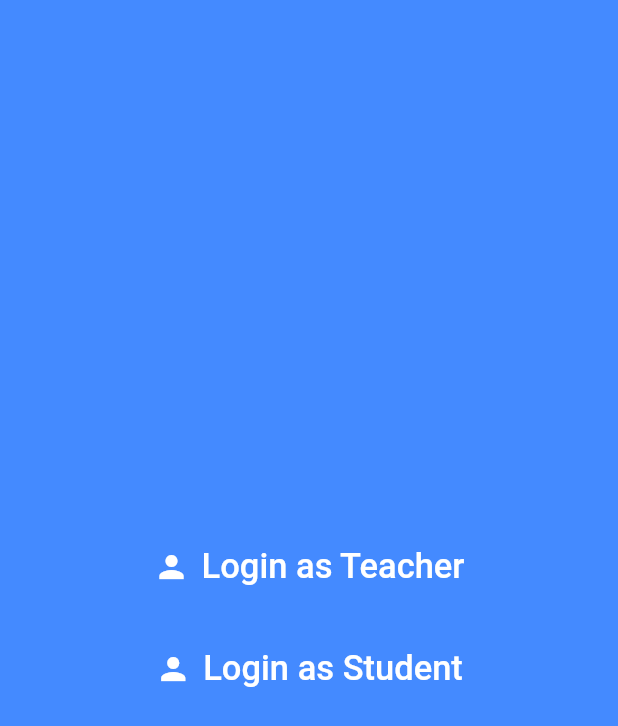
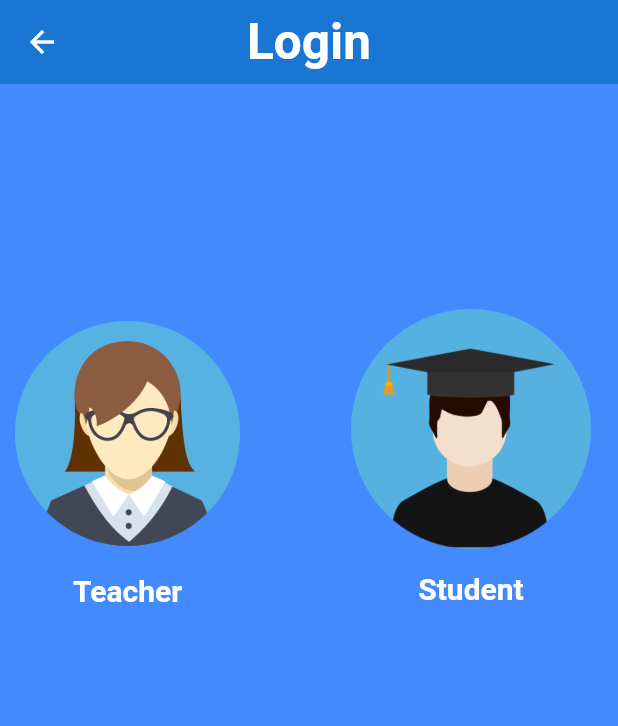
Before and after one commit to Ankush1816/iemcrp_app2, a Flutter app: the Login screen opened directly, on a phone screen of 412 x 824 dp. Shown: the top 726 px of the screen. Run offline on Flutter 3.47's test engine with Material 2 defaults, Android fonts, the phone set to English and light mode, and no system bars; our stand-ins replace flutter_svg.

Commit message:
improved login page edited teacher class added teacher and student avatars

```diff
--- a/lib/pages/Authentication/login.dart
+++ b/lib/pages/Authentication/login.dart
@@ -6,40 +6,85 @@ class Login extends StatelessWidget {
   @override
   Widget build(BuildContext context) {
     return Scaffold(
+      appBar: AppBar(
+        title: Text(
+          'Login',
+          style: TextStyle(
+            color: Colors.white,
+            fontSize: 33,
+            fontWeight: FontWeight.bold,
+          ),
+        ),
+        centerTitle: true,
+        backgroundColor: Colors.blue[700],
+        elevation: 0,
+      ),
       backgroundColor: Colors.blueAccent,
-      body: Column(
+      body: Padding(
+        padding: const EdgeInsets.fromLTRB(1, 150, 1, 0),
+        child: Row(
           mainAxisAlignment: MainAxisAlignment.center,
-        crossAxisAlignment: CrossAxisAlignment.stretch,
+          // crossAxisAlignment: CrossAxisAlignment.stretch,
           children: [
-          TextButton.icon(
+            Column(
+              children: [
+                IconButton(
                   onPressed: () {
                     Navigator.pushNamed(context, '/authenticate');
-
                   },
-            icon: Icon(Icons.person, color: Colors.white),
-            label: Text(
-              'Login as Teacher',
+                  icon: Image.asset('lib/assets/images/teacher_avatar.png'),
+                  iconSize: 150,
+                ),
+                SizedBox(
+                  height: 10,
+                ),
+                Text(
+                  'Teacher',
                   style: TextStyle(
                     color: Colors.white,
-                fontSize: 23,
+                    fontSize: 20,
+                    fontWeight: FontWeight.bold,
+                  ),
+                ),
+              ],
+            ),
+            SizedBox(
+              width: 50,
+            ),
+            Column(
+              children: [
+                MaterialButton(
+                  onPressed: () {
+                    Navigator.pushNamed(context, '/authenticate');
+                  },
+                  child: CircleAvatar(
+                    backgroundColor: Color.fromARGB(255, 86, 177, 224),
+                    radius: 80,
+                    child: Image.asset(
+                      'lib/assets/images/student_avatar.png',
+                      fit: BoxFit.cover,
                     ),
                   ),
                 ),
                 SizedBox(
+                  height: 15,
+                ),
+                Text(
+                  'Student',
+                  style: TextStyle(
+                    color: Colors.white,
+                    fontSize: 20,
+                    fontWeight: FontWeight.bold,
+                  ),
+                ),
+              ],
+            ),
+
+            SizedBox(
               height: 20,
             ),
-          TextButton.icon(
-            onPressed: () {
-              Navigator.pushNamed(context, '/authenticate');
-
-            },
-            icon: Icon(Icons.person, color: Colors.white),
-            label: Text(
-              'Login as Student',
-              style: TextStyle(color: Colors.white, fontSize: 23),
+          ],
         ),
-          )
-        ],
       ),
     );
   }
--- a/lib/pages/Teacher/teacher_details.dart
+++ b/lib/pages/Teacher/teacher_details.dart
@@ -1,7 +1,11 @@
 class Teacher_details{
   String name;
   int id;
+  String email;
+  String department;
 
-  Teacher_details({required this.name,required this.id});
+
+
+  Teacher_details({required this.name,required this.id, required this.email, required this.department});
 
 }
--- a/pubspec.yaml
+++ b/pubspec.yaml
@@ -59,6 +59,8 @@ flutter:
   uses-material-design: true
   assets:
     - lib/assets/images/img.png
+    - lib/assets/images/teacher_avatar.png
+    - lib/assets/images/student_avatar.png
 
   # To add assets to your application, add an assets section, like this:
   # assets:
```
Also changed, not shown: lib/main.dart (+8 -7 lines), lib/pages/Teacher/teacher_home.dart (+32 -1 lines), Decission_tree_iemcrpapp.png (added), lib/assets/images/student_avatar.png (added), lib/assets/images/teacher_avatar.png (added). Lines whose indentation alone changed are shown as unchanged.
